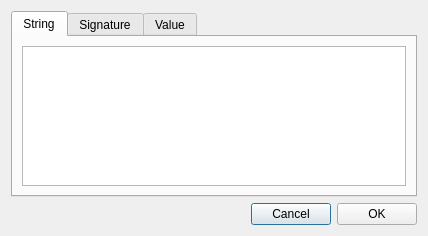
The window that dialogsearch.ui (horsicq/FormatDialogs) describes before a commit, drawn with Qt 5.
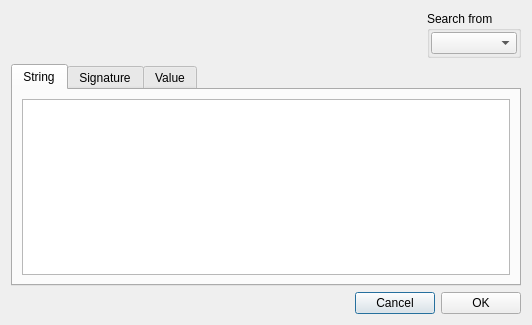
The same window after the commit.

```diff
--- a/dialogsearch.ui
+++ b/dialogsearch.ui
@@ -9,8 +9,8 @@
    <rect>
     <x>0</x>
     <y>0</y>
-    <width>428</width>
-    <height>236</height>
+    <width>532</width>
+    <height>325</height>
    </rect>
   </property>
   <property name="windowTitle">
@@ -19,7 +19,48 @@
   <property name="modal">
    <bool>true</bool>
   </property>
-  <layout class="QVBoxLayout" name="verticalLayout">
+  <layout class="QVBoxLayout" name="verticalLayout_4">
+   <item>
+    <layout class="QHBoxLayout" name="horizontalLayout_2">
+     <item>
+      <spacer name="horizontalSpacer_2">
+       <property name="orientation">
+        <enum>Qt::Horizontal</enum>
+       </property>
+       <property name="sizeHint" stdset="0">
+        <size>
+         <width>40</width>
+         <height>20</height>
+        </size>
+       </property>
+      </spacer>
+     </item>
+     <item>
+      <widget class="QGroupBox" name="groupBoxSearchFrom">
+       <property name="title">
+        <string>Search from</string>
+       </property>
+       <layout class="QVBoxLayout" name="verticalLayout">
+        <property name="leftMargin">
+         <number>1</number>
+        </property>
+        <property name="topMargin">
+         <number>1</number>
+        </property>
+        <property name="rightMargin">
+         <number>1</number>
+        </property>
+        <property name="bottomMargin">
+         <number>1</number>
+        </property>
+        <item>
+         <widget class="QComboBox" name="comboBoxSearchFrom"/>
+        </item>
+       </layout>
+      </widget>
+     </item>
+    </layout>
+   </item>
    <item>
     <widget class="QTabWidget" name="tabWidgetSearch">
      <property name="currentIndex">
```
